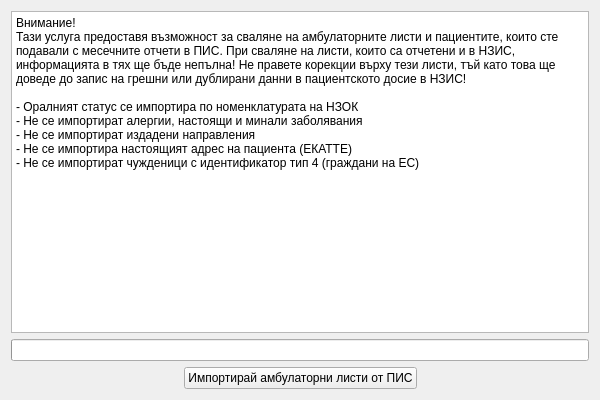
Above: src/View/Widgets/PisImportView.ui from thefinalcutbg/DinoDent before the change. Below: the same form after it.
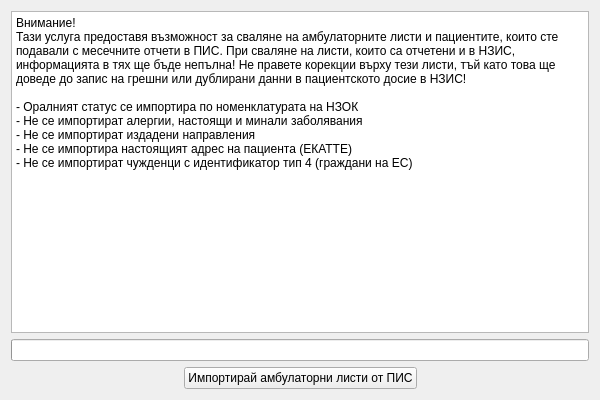
That is the form after the change.

Diff of the .ui file:
```diff
--- a/src/View/Widgets/PisImportView.ui
+++ b/src/View/Widgets/PisImportView.ui
@@ -33,7 +33,7 @@
 - Не се импортират алергии, настоящи и минали заболявания
 - Не се импортират издадени направления
 - Не се импортира настоящият адрес на пациента (ЕКАТТЕ)
-- Не се импортират чужденици с идентификатор тип 4 (граждани на ЕС)
+- Не се импортират чужденци с идентификатор тип 4 (граждани на ЕС)
 </string>
      </property>
     </widget>
```
